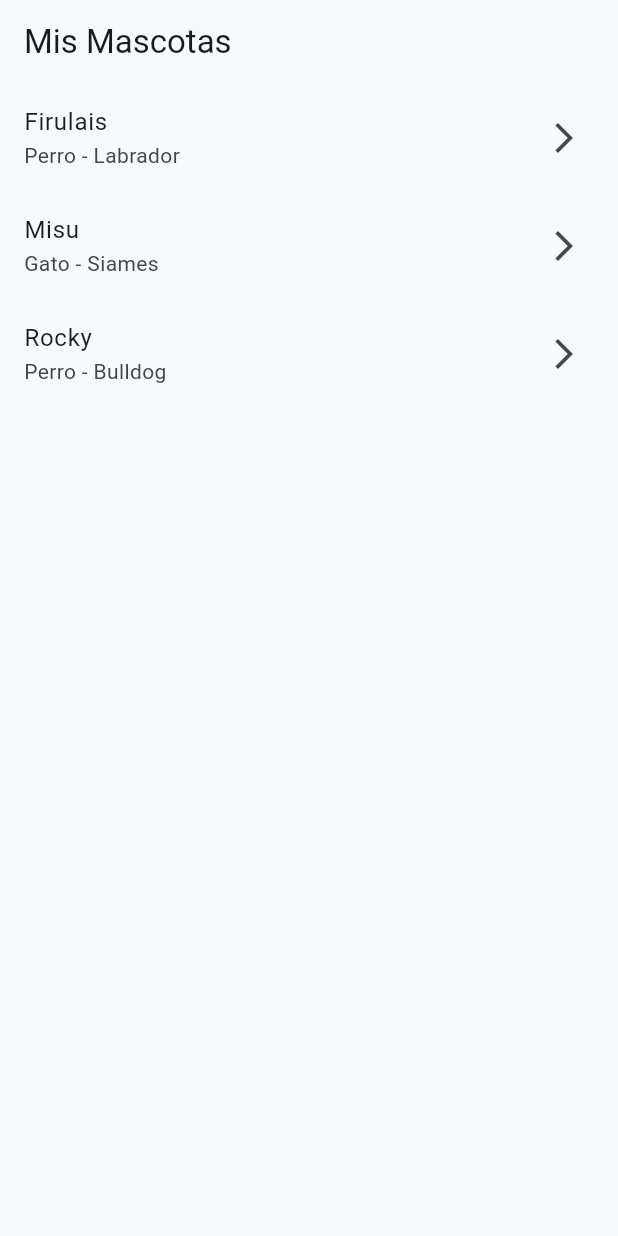
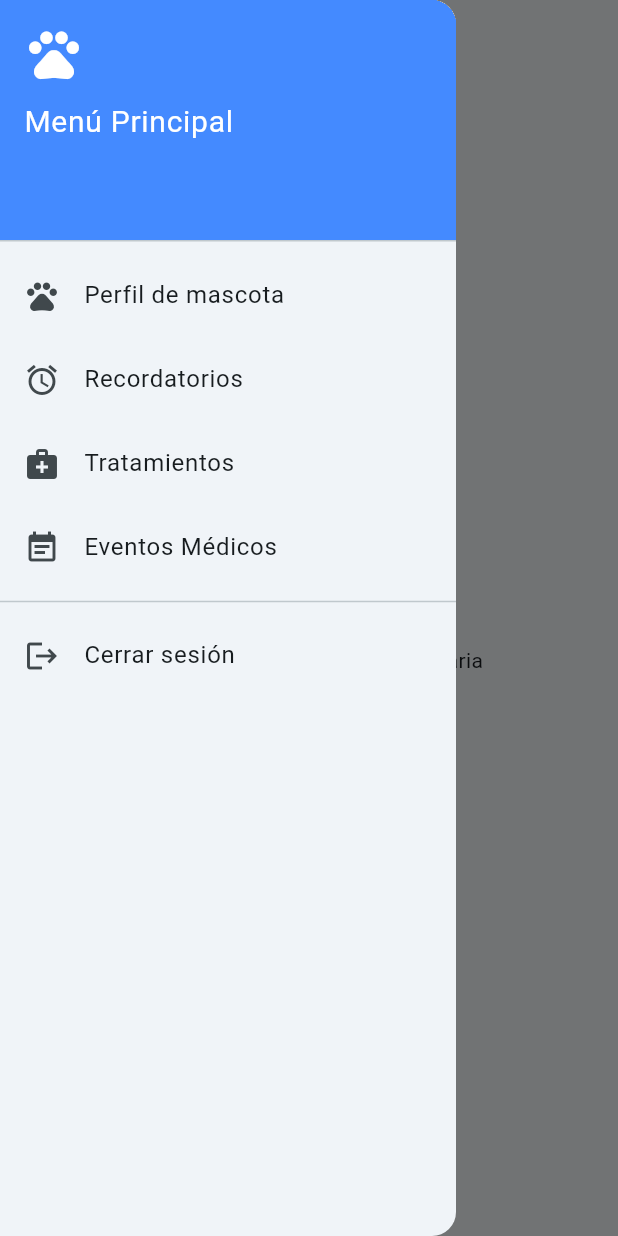
Before and after one commit to olbap-web/TAS_reminderapp, a Flutter app: the screen it shows after launch, with the side drawer open (before the commit the screen has no drawer), on a phone screen of 412 x 824 dp. Run offline on Flutter 3.47's test engine with Material 3 defaults, Android fonts, the light colour scheme and no system bars.

Commit message:
cambios en el menu

```diff
--- a/lib/main.dart
+++ b/lib/main.dart
@@ -17,7 +17,7 @@ class PetReminderApp extends StatelessWidget {
         colorScheme: ColorScheme.fromSeed(seedColor: Colors.blueGrey)
       ),
       home: HomePage(),
-      debugShowCheckedModeBanner: true,
+      debugShowCheckedModeBanner: false,
     );
   }
 }
--- a/lib/ui/home_page.dart
+++ b/lib/ui/home_page.dart
@@ -60,34 +60,128 @@
 //   }
 // }
 
+// import 'package:flutter/material.dart';
+// import '../service/pet_service.dart';
+// import '../models/pet.dart';
+// import 'pet_profile_page.dart';
+
+// class HomePage extends StatelessWidget {
+//   @override
+//   Widget build(BuildContext context) {
+//     final pets = PetService.getAllPets();
+
+//     return Scaffold(
+//       appBar: AppBar(title: Text('Mis Mascotas')),
+//       body: ListView.builder(
+//         itemCount: pets.length,
+//         itemBuilder: (context, index) {
+//           final pet = pets[index];
+//           return ListTile(
+//             title: Text(pet.nombre),
+//             subtitle: Text('${pet.especie} - ${pet.raza}'),
+//             trailing: Icon(Icons.arrow_forward_ios),
+//             onTap: () {
+//               Navigator.push(
+//                 context,
+//                 MaterialPageRoute(builder: (context) => PetProfilePage(pet: pet)),
+//               );
+//             },
+//           );
+//         },
+//       ),
+//     );
+//   }
+// }
+
+
+
+
 import 'package:flutter/material.dart';
-import '../service/pet_service.dart';
-import '../models/pet.dart';
+import 'package:pet_remainder_app/models/pet.dart';
 import 'pet_profile_page.dart';
+import 'reminder_page.dart';
+// Importa otras páginas si las tienes creadas
+// import 'treatment_page.dart';
+// import 'medical_event_page.dart';
 
 class HomePage extends StatelessWidget {
   @override
   Widget build(BuildContext context) {
-    final pets = PetService.getAllPets();
-
     return Scaffold(
-      appBar: AppBar(title: Text('Mis Mascotas')),
-      body: ListView.builder(
-        itemCount: pets.length,
-        itemBuilder: (context, index) {
-          final pet = pets[index];
-          return ListTile(
-            title: Text(pet.nombre),
-            subtitle: Text('${pet.especie} - ${pet.raza}'),
-            trailing: Icon(Icons.arrow_forward_ios),
+      appBar: AppBar(
+        title: Text('Veterinaria App'),
+      ),
+      drawer: Drawer(
+        child: ListView(
+          padding: EdgeInsets.zero,
+          children: <Widget>[
+            DrawerHeader(
+              decoration: BoxDecoration(
+                color: Colors.blueAccent,
+              ),
+              child: Column(
+                crossAxisAlignment: CrossAxisAlignment.start,
+                children: [
+                  Icon(Icons.pets, size: 40, color: Colors.white),
+                  SizedBox(height: 10),
+                  Text(
+                    'Menú Principal',
+                    style: TextStyle(
+                      color: Colors.white,
+                      fontSize: 20,
+                    ),
+                  ),
+                ],
+              ),
+            ),
+            ListTile(
+              leading: Icon(Icons.pets),
+              title: Text('Perfil de mascota'),
               onTap: () {
                 Navigator.push(
                   context,
-                MaterialPageRoute(builder: (context) => PetProfilePage(pet: pet)),
+                  MaterialPageRoute(builder: (context) => PetProfilePage(pet: Pet(id: 2, nombre: 'Misu', especie: 'Gato', raza: 'Siames', fechaNacimiento: DateTime(2021, 5, 18)))),
                 );
               },
+            ),
+            ListTile(
+              leading: Icon(Icons.alarm),
+              title: Text('Recordatorios'),
+              onTap: () {
+                Navigator.push(
+                  context,
+                  MaterialPageRoute(builder: (context) => ReminderPage()),
                 );
               },
+            ),
+            ListTile(
+              leading: Icon(Icons.medical_services),
+              title: Text('Tratamientos'),
+              onTap: () {
+                // Navigator.push(context, MaterialPageRoute(builder: (context) => TreatmentPage()));
+              },
+            ),
+            ListTile(
+              leading: Icon(Icons.event_note),
+              title: Text('Eventos Médicos'),
+              onTap: () {
+                // Navigator.push(context, MaterialPageRoute(builder: (context) => MedicalEventPage()));
+              },
+            ),
+            Divider(),
+            ListTile(
+              leading: Icon(Icons.logout),
+              title: Text('Cerrar sesión'),
+              onTap: () {
+                Navigator.pop(context);
+                // Lógica para cerrar sesión si aplica
+              },
+            ),
+          ],
+        ),
+      ),
+      body: Center(
+        child: Text('Bienvenido a la app de la veterinaria'),
       ),
     );
   }
```
Lines whose indentation alone changed are shown as unchanged.
